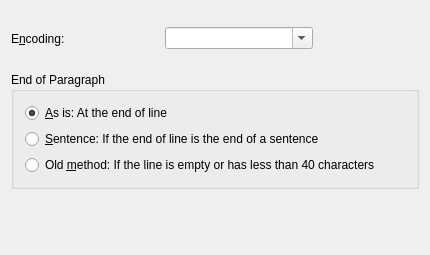
First picture: the form in filters/kword/ascii/ImportDialogUI.ui, repository KDE/calligra, before the edit.
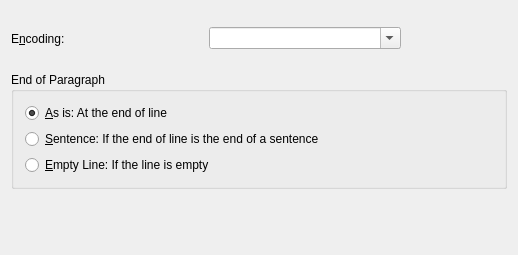
Second picture: the form after the edit. Custom widgets are drawn as their Qt base class.

Patch:
```diff
--- a/filters/kword/ascii/ImportDialogUI.ui
+++ b/filters/kword/ascii/ImportDialogUI.ui
@@ -8,7 +8,7 @@
    <rect>
     <x>0</x>
     <y>0</y>
-    <width>430</width>
+    <width>518</width>
     <height>255</height>
    </rect>
   </property>
@@ -49,6 +49,9 @@
      </item>
      <item>
       <spacer name="Spacer2_2">
+       <property name="orientation">
+        <enum>Qt::Vertical</enum>
+       </property>
        <property name="sizeType">
         <enum>QSizePolicy::Expanding</enum>
        </property>
@@ -94,7 +97,7 @@
       <item>
        <widget class="QRadioButton" name="radioParagraphOldWay">
         <property name="text">
-         <string>Old &amp;method: If the line is empty or has less than 40 characters</string>
+         <string>&amp;Empty Line: If the line is empty</string>
         </property>
        </widget>
       </item>
@@ -103,6 +106,9 @@
    </item>
    <item>
     <spacer name="Spacer2">
+     <property name="orientation">
+      <enum>Qt::Vertical</enum>
+     </property>
      <property name="sizeType">
       <enum>QSizePolicy::Expanding</enum>
      </property>
```
Left out of the diff: 4 changed lines with no effect on the pictures.
